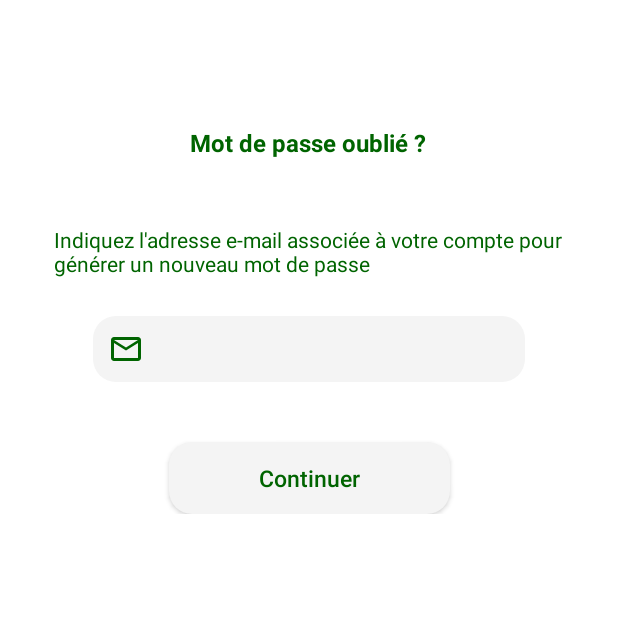
After one commit to miguel-antoons/projet-integration, an Android app: the ForgotPassword screen opened directly, with no data from a screen before it, on a phone screen of 412 x 824 dp, the top half of it. The commit adds this screen. Run offline under Robolectric (Android 15) with nearby library versions, the phone set to English and light mode, and no system bars; our stand-ins replace Volley; network calls fail.

Commit message:
ADD : Add First page for Reset Password
I added the password reset page , check email adress

```diff
--- a/androidApp/src/main/AndroidManifest.xml
+++ b/androidApp/src/main/AndroidManifest.xml
@@ -8,8 +8,10 @@
         android:allowBackup="false"
         android:supportsRtl="true"
         android:theme="@style/AppTheme"
-        android:usesCleartextTraffic="true"
-        >
+        android:usesCleartextTraffic="true">
+        <activity
+            android:name=".ForgotPassword"
+            android:exported="false" />
         <activity
             android:name=".FormsAddAliments"
             android:exported="false" />
--- /dev/null
+++ b/androidApp/src/main/java/com/example/smartfridge/android/ForgotPassword.kt
@@ -0,0 +1,86 @@
+package com.example.smartfridge.android
+
+import androidx.appcompat.app.AppCompatActivity
+import android.os.Bundle
+import android.util.Log
+import android.widget.Button
+import android.widget.EditText
+import android.widget.Toast
+import com.android.volley.Request
+import com.android.volley.Response
+import com.android.volley.toolbox.JsonArrayRequest
+import com.android.volley.toolbox.Volley
+
+class ForgotPassword : AppCompatActivity() {
+    override fun onCreate(savedInstanceState: Bundle?) {
+        super.onCreate(savedInstanceState)
+        setContentView(R.layout.activity_forgot_password)
+
+        // Edit Text Email
+
+        val email = findViewById<EditText>(R.id.et_email)
+
+        //Button continue event
+
+        val button_continue = findViewById<Button>(R.id.bt_forget)
+
+        button_continue.setOnClickListener {
+
+            // get text in EditText email
+
+            val email_text = email.text.toString().trim { it <= ' ' }
+
+            // if edittext is empty
+            if (email_text.isEmpty()) {
+
+                Toast.makeText(
+                    this@ForgotPassword,
+                    "Champ vide : Veuillez insérer un adresse émail.",
+                    Toast.LENGTH_SHORT
+
+                ).show()
+
+            } else {
+
+                check_email(email_text)
+
+
+            }
+        }
+
+
+    }
+
+    private fun check_email(email: String?) {
+
+        // api route
+        val url = "http://10.0.2.2:5000/api/users/reset-password/$email"
+
+        // create a request queue
+        val queue = Volley.newRequestQueue(this)
+
+        val jsonObjectRequest = JsonArrayRequest(
+
+            // Type method
+            Request.Method.GET, url, null,
+            { response ->
+
+
+                if (response.length() === 0) {
+                    Toast.makeText(this, "Email incorrect !", Toast.LENGTH_SHORT).show()
+                } else {
+
+                    setContentView(R.layout.activity_forgot_password)
+                }
+                Toast.makeText(this, "$response", Toast.LENGTH_SHORT).show()
+
+                Log.d("MainActivity", "response: $response")
+            }, { error ->
+                Log.d("TAGTest", "error: ${error.message}")
+                Log.d("MainActivity", "Api call failed")
+
+            }
+        )
+        queue.add(jsonObjectRequest)
+    }
+}
--- a/androidApp/src/main/java/com/example/smartfridge/android/fragments/FragmentSettings.kt
+++ b/androidApp/src/main/java/com/example/smartfridge/android/fragments/FragmentSettings.kt
@@ -1,11 +1,17 @@
 package com.example.smartfridge.android.fragments
 
+import android.content.Intent
 import android.os.Bundle
 import androidx.fragment.app.Fragment
 import android.view.LayoutInflater
 import android.view.View
 import android.view.ViewGroup
+import android.widget.Button
+import com.example.smartfridge.android.ForgotPassword
+import com.example.smartfridge.android.FormsAddAliments
 import com.example.smartfridge.android.R
+import com.google.android.material.floatingactionbutton.FloatingActionButton
+
 // TODO: Rename parameter arguments, choose names that match
 // the fragment initialization parameters, e.g. ARG_ITEM_NUMBER
 private const val ARG_PARAM1 = "param1"
@@ -31,9 +37,31 @@ class FragmentSettings : Fragment() {
 
     override fun onCreateView(inflater: LayoutInflater, container: ViewGroup?,
                               savedInstanceState: Bundle?): View? {
+
+        val view = inflater.inflate(R.layout.fragment_settings, container, false)
+
+
+        // Add fragment here
+        val bt_go_reset = view.findViewById<Button>(R.id.button_go_reset_password)
+
+        // this button will open an new activity with a form to add a new product
+        bt_go_reset.setOnClickListener {
+            activity?.let {
+                val intent = Intent(it, ForgotPassword::class.java)
+                it.startActivity(intent)
+            }
+
+
+    }
+
         // Inflate the layout for this fragment
-        return inflater.inflate(R.layout.fragment_settings, container, false)
+        return view
+
+
+
     }
+
+
 
     companion object {
         /**
--- /dev/null
+++ b/androidApp/src/main/res/drawable/ic_baseline_mail_outline_24.xml
@@ -0,0 +1,5 @@
+<vector android:height="24dp" android:tint="#006400"
+    android:viewportHeight="24" android:viewportWidth="24"
+    android:width="24dp" xmlns:android="http://schemas.android.com/apk/res/android">
+    <path android:fillColor="@android:color/white" android:pathData="M20,4L4,4c-1.1,0 -1.99,0.9 -1.99,2L2,18c0,1.1 0.9,2 2,2h16c1.1,0 2,-0.9 2,-2L22,6c0,-1.1 -0.9,-2 -2,-2zM20,18L4,18L4,8l8,5 8,-5v10zM12,11L4,6h16l-8,5z"/>
+</vector>
--- /dev/null
+++ b/androidApp/src/main/res/drawable/rounded_button.xml
@@ -0,0 +1,11 @@
+<?xml version="1.0" encoding="utf-8"?>
+<!--  res/drawable/rounded_edittext.xml -->
+<shape xmlns:Android="http://schemas.android.com/apk/res/android"
+    Android:shape="rectangle" Android:padding="10dp">
+    <solid Android:color="@color/beige"/>
+    <corners
+        Android:bottomRightRadius="15dp"
+        Android:bottomLeftRadius="15dp"
+        Android:topLeftRadius="15dp"
+        Android:topRightRadius="15dp"/>
+</shape>
--- /dev/null
+++ b/androidApp/src/main/res/layout-v21/activity_forgot_password.xml
@@ -0,0 +1,119 @@
+<?xml version="1.0" encoding="utf-8"?>
+<androidx.constraintlayout.widget.ConstraintLayout xmlns:android="http://schemas.android.com/apk/res/android"
+    xmlns:app="http://schemas.android.com/apk/res-auto"
+    xmlns:tools="http://schemas.android.com/tools"
+    android:layout_width="match_parent"
+    android:layout_height="match_parent"
+    android:background="#FFFFFF"
+    tools:context=".MainActivity">
+
+    <TextView
+        android:id="@+id/tv_heading"
+        android:layout_width="wrap_content"
+        android:layout_height="wrap_content"
+        android:layout_marginTop="84dp"
+        android:text="Mot de passe oublié ?"
+        android:textColor="@color/darkGreen"
+        android:textSize="16sp"
+        android:textStyle="bold"
+        app:layout_constraintEnd_toEndOf="parent"
+        app:layout_constraintHorizontal_bias="0.498"
+        app:layout_constraintStart_toStartOf="parent"
+        app:layout_constraintTop_toTopOf="parent" />
+
+
+
+    <ScrollView
+        android:layout_width="match_parent"
+        android:layout_height="wrap_content"
+        android:layout_marginTop="44dp"
+        app:layout_constraintTop_toBottomOf="@id/tv_heading"
+        tools:layout_editor_absoluteX="-16dp">
+
+        <androidx.constraintlayout.widget.ConstraintLayout
+            android:layout_width="match_parent"
+            android:layout_height="wrap_content"
+            android:focusable="true"
+            android:focusableInTouchMode="true">
+
+            <TextView
+                android:id="@+id/message_email_forgot"
+                android:layout_width="0dp"
+                android:layout_height="0dp"
+                android:layout_marginStart="36dp"
+                android:layout_marginLeft="36dp"
+                android:layout_marginEnd="36dp"
+                android:layout_marginRight="36dp"
+                android:text="Indiquez l'adresse e-mail associée à votre compte pour générer un nouveau mot de passe"
+                android:textColor="@color/darkGreen"
+                app:layout_constraintBottom_toTopOf="@+id/layout_email"
+                app:layout_constraintEnd_toEndOf="parent"
+                app:layout_constraintStart_toStartOf="parent"
+                app:layout_constraintTop_toTopOf="parent" />
+
+            <com.google.android.material.textfield.TextInputLayout
+                android:id="@+id/layout_email"
+                android:layout_width="0dp"
+                android:layout_height="wrap_content"
+                android:layout_marginTop="50dp"
+                android:textColorHint="#808080"
+                app:layout_constraintEnd_toEndOf="parent"
+                app:layout_constraintStart_toStartOf="parent"
+                app:layout_constraintTop_toTopOf="parent"
+                app:layout_constraintWidth_percent="0.7">
+
+                <EditText
+                    android:id="@+id/et_email"
+                    android:layout_width="match_parent"
+                    android:layout_height="wrap_content"
+                    android:background="@drawable/rounded_edittext"
+                    android:drawableStart="@drawable/ic_baseline_mail_outline_24"
+                    android:drawableLeft="@drawable/ic_baseline_mail_outline_24"
+                    android:gravity="center"
+                    android:inputType="textEmailAddress"
+                    android:padding="10dp"
+                    android:textColor="#000000"
+                    android:textColorHint="#808080"
+                    android:textSize="15sp" />
+            </com.google.android.material.textfield.TextInputLayout>
+
+
+            <Button
+                android:id="@+id/bt_forget"
+                style="?android:attr/borderlessButtonStyle"
+                android:layout_width="187dp"
+                android:layout_height="48dp"
+                android:layout_marginTop="40dp"
+                android:background="@drawable/rounded_button"
+                android:elevation="2dp"
+                android:text="Continuer"
+
+
+                android:textAllCaps="false"
+                android:textColor="@color/darkGreen"
+                android:textSize="15sp"
+                app:layout_constraintEnd_toEndOf="parent"
+                app:layout_constraintStart_toStartOf="parent"
+                app:layout_constraintTop_toBottomOf="@+id/layout_email"
+                app:layout_constraintWidth_percent="0.7" />
+
+            <LinearLayout
+                android:id="@+id/layout_already_have_account"
+                android:layout_width="0dp"
+                android:layout_height="wrap_content"
+                android:layout_marginTop="15dp"
+                android:gravity="center"
+                android:orientation="horizontal"
+                app:layout_constraintBottom_toBottomOf="parent"
+                app:layout_constraintEnd_toEndOf="parent"
+                app:layout_constraintStart_toStartOf="parent"
+                app:layout_constraintTop_toBottomOf="@+id/message_email_forgot"
+                app:layout_constraintWidth_percent="1.0" />
+
+
+        </androidx.constraintlayout.widget.ConstraintLayout>
+
+
+    </ScrollView>
+
+</androidx.constraintlayout.widget.ConstraintLayout>
--- /dev/null
+++ b/androidApp/src/main/res/layout/activity_forgot_password.xml
@@ -0,0 +1,119 @@
+<?xml version="1.0" encoding="utf-8"?>
+<androidx.constraintlayout.widget.ConstraintLayout xmlns:android="http://schemas.android.com/apk/res/android"
+    xmlns:app="http://schemas.android.com/apk/res-auto"
+    xmlns:tools="http://schemas.android.com/tools"
+    android:layout_width="match_parent"
+    android:layout_height="match_parent"
+    android:background="#FFFFFF"
+    tools:context=".MainActivity">
+
+    <TextView
+        android:id="@+id/tv_heading"
+        android:layout_width="wrap_content"
+        android:layout_height="wrap_content"
+        android:layout_marginTop="84dp"
+        android:text="Mot de passe oublié ?"
+        android:textColor="@color/darkGreen"
+        android:textSize="16sp"
+        android:textStyle="bold"
+        app:layout_constraintEnd_toEndOf="parent"
+        app:layout_constraintHorizontal_bias="0.498"
+        app:layout_constraintStart_toStartOf="parent"
+        app:layout_constraintTop_toTopOf="parent" />
+
+
+
+    <ScrollView
+        android:layout_width="match_parent"
+        android:layout_height="wrap_content"
+        android:layout_marginTop="44dp"
+        app:layout_constraintTop_toBottomOf="@id/tv_heading"
+        tools:layout_editor_absoluteX="-16dp">
+
+        <androidx.constraintlayout.widget.ConstraintLayout
+            android:layout_width="match_parent"
+            android:layout_height="wrap_content"
+            android:focusable="true"
+            android:focusableInTouchMode="true">
+
+            <TextView
+                android:id="@+id/message_email_forgot"
+                android:layout_width="0dp"
+                android:layout_height="0dp"
+                android:layout_marginStart="36dp"
+                android:layout_marginLeft="36dp"
+                android:layout_marginEnd="36dp"
+                android:layout_marginRight="36dp"
+                android:text="Indiquez l'adresse e-mail associée à votre compte pour générer un nouveau mot de passe"
+                android:textColor="@color/darkGreen"
+                app:layout_constraintBottom_toTopOf="@+id/layout_email"
+                app:layout_constraintEnd_toEndOf="parent"
+                app:layout_constraintStart_toStartOf="parent"
+                app:layout_constraintTop_toTopOf="parent" />
+
+            <com.google.android.material.textfield.TextInputLayout
+                android:id="@+id/layout_email"
+                android:layout_width="0dp"
+                android:layout_height="wrap_content"
+                android:layout_marginTop="50dp"
+                android:textColorHint="#808080"
+                app:layout_constraintEnd_toEndOf="parent"
+                app:layout_constraintStart_toStartOf="parent"
+                app:layout_constraintTop_toTopOf="parent"
+                app:layout_constraintWidth_percent="0.7">
+
+                <EditText
+                    android:id="@+id/et_email"
+                    android:layout_width="match_parent"
+                    android:layout_height="wrap_content"
+                    android:background="@drawable/rounded_edittext"
+                    android:drawableStart="@drawable/ic_baseline_mail_outline_24"
+                    android:drawableLeft="@drawable/ic_baseline_mail_outline_24"
+                    android:gravity="center"
+                    android:inputType="textEmailAddress"
+                    android:padding="10dp"
+                    android:textColor="#000000"
+                    android:textColorHint="#808080"
+                    android:textSize="15sp" />
+            </com.google.android.material.textfield.TextInputLayout>
+
+
+            <Button
+                android:id="@+id/bt_forget"
+                style="?android:attr/borderlessButtonStyle"
+                android:layout_width="187dp"
+                android:layout_height="48dp"
+                android:layout_marginTop="40dp"
+                android:background="@drawable/rounded_button"
+                android:elevation="2dp"
+                android:text="Continuer"
+
+
+                android:textAllCaps="false"
+                android:textColor="@color/darkGreen"
+                android:textSize="15sp"
+                app:layout_constraintEnd_toEndOf="parent"
+                app:layout_constraintStart_toStartOf="parent"
+                app:layout_constraintTop_toBottomOf="@+id/layout_email"
+                app:layout_constraintWidth_percent="0.7" />
+
+            <LinearLayout
+                android:id="@+id/layout_already_have_account"
+                android:layout_width="0dp"
+                android:layout_height="wrap_content"
+                android:layout_marginTop="15dp"
+                android:gravity="center"
+                android:orientation="horizontal"
+                app:layout_constraintBottom_toBottomOf="parent"
+                app:layout_constraintEnd_toEndOf="parent"
+                app:layout_constraintStart_toStartOf="parent"
+                app:layout_constraintTop_toBottomOf="@+id/message_email_forgot"
+                app:layout_constraintWidth_percent="1.0" />
+
+
+        </androidx.constraintlayout.widget.ConstraintLayout>
+
+
+    </ScrollView>
+
+</androidx.constraintlayout.widget.ConstraintLayout>
--- a/androidApp/src/main/res/layout/fragment_settings.xml
+++ b/androidApp/src/main/res/layout/fragment_settings.xml
@@ -1,9 +1,9 @@
 <?xml version="1.0" encoding="utf-8"?>
 <androidx.constraintlayout.widget.ConstraintLayout xmlns:android="http://schemas.android.com/apk/res/android"
+    xmlns:app="http://schemas.android.com/apk/res-auto"
     xmlns:tools="http://schemas.android.com/tools"
     android:layout_width="match_parent"
     android:layout_height="match_parent"
-    xmlns:app="http://schemas.android.com/apk/res-auto"
     tools:context=".fragments.FragmentSettings">
 
     <!-- TODO: Update blank fragment layout -->
@@ -17,4 +17,14 @@
         app:layout_constraintStart_toStartOf="parent"
         app:layout_constraintTop_toTopOf="parent" />
 
+    <Button
+        android:id="@+id/button_go_reset_password"
+        android:layout_width="wrap_content"
+        android:layout_height="wrap_content"
+        android:layout_marginTop="206dp"
+        android:text="Test Reset Password"
+        app:layout_constraintEnd_toEndOf="parent"
+        app:layout_constraintStart_toStartOf="parent"
+        app:layout_constraintTop_toTopOf="parent" />
+
 </androidx.constraintlayout.widget.ConstraintLayout>
```
Also changed, not shown: 3 other files.
